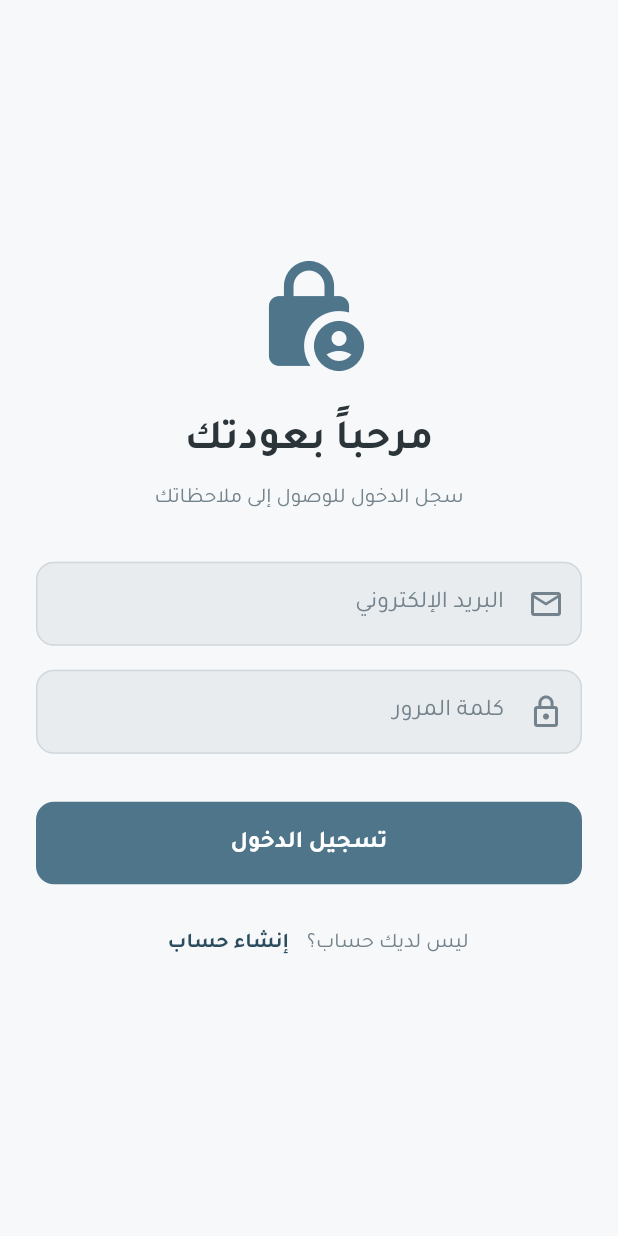
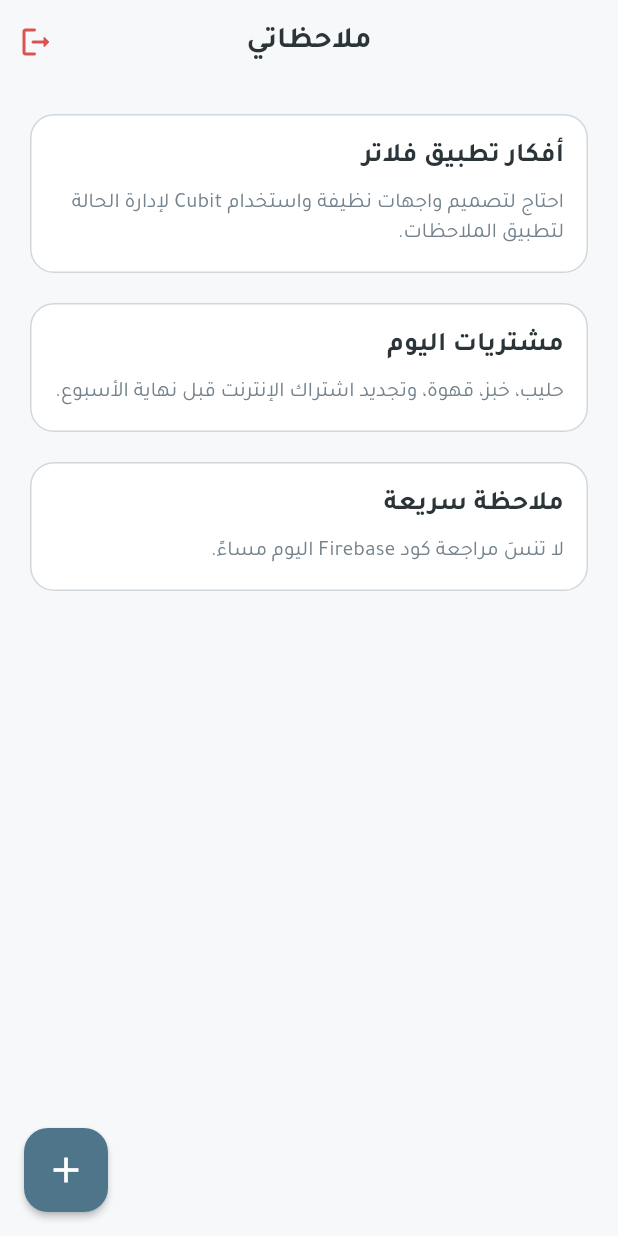
Before and after one commit to ibrahimmaliraqi/note-flow, a Flutter app: the screen it shows after launch, on a phone screen of 412 x 824 dp. Run offline on Flutter 3.47's test engine with Material 3 defaults, Android fonts, the phone set to English and light mode, and no system bars; our stand-ins replace bloc, dartz, firebase_auth, firebase_core, flutter_bloc, gap and 2 more; accounts and stored records are empty.

```diff
--- a/lib/core/routes/app_router.dart
+++ b/lib/core/routes/app_router.dart
@@ -1,14 +1,25 @@
 import 'package:go_router/go_router.dart';
+import 'package:noteflow/features/auth/presentation/views/login_view.dart';
+import 'package:noteflow/features/home/presentation/views/home_view.dart';
 import 'package:noteflow/splash_view.dart';
 
 class AppRouter {
-  // GoRouter configuration
+  static String homeView = '/homeView';
+  static String loginView = '/homeView';
   static final router = GoRouter(
     routes: [
       GoRoute(
         path: '/',
         builder: (context, state) => SplashView(),
       ),
+      GoRoute(
+        path: homeView,
+        builder: (context, state) => HomeView(),
+      ),
+      GoRoute(
+        path: homeView,
+        builder: (context, state) => LoginView(),
+      ),
     ],
   );
 }
--- a/lib/features/auth/presentation/views/login_view.dart
+++ b/lib/features/auth/presentation/views/login_view.dart
@@ -1,6 +1,8 @@
 import 'package:flutter/material.dart';
 import 'package:flutter_bloc/flutter_bloc.dart';
 import 'package:gap/gap.dart';
+import 'package:go_router/go_router.dart';
+import 'package:noteflow/core/routes/app_router.dart';
 import 'package:noteflow/core/theme/app_colors.dart';
 import 'package:noteflow/core/utils/service_locator.dart';
 import 'package:noteflow/core/widgets/custom_button.dart';
@@ -88,6 +90,9 @@ class _LoginViewState extends State<LoginView> {
                               context,
                               'تم تسجيل الدخول بنجاح',
                             );
+                            GoRouter.of(
+                              context,
+                            ).pushReplacement(AppRouter.homeView);
                           }
                           if (state is LoginFailure) {
                             Snack.showError(context, state.message);
--- /dev/null
+++ b/lib/features/home/presentation/views/home_view.dart
@@ -0,0 +1,151 @@
+import 'package:flutter/material.dart';
+import 'package:noteflow/core/theme/app_colors.dart';
+import 'package:noteflow/core/widgets/custom_text.dart';
+
+class HomeView extends StatefulWidget {
+  const HomeView({super.key});
+
+  @override
+  State<HomeView> createState() => _HomeViewState();
+}
+
+class _HomeViewState extends State<HomeView> {
+  // قائمة وهمية لاختبار التصميم (قم بإفراغ القائمة [] لرؤية حالة الـ Empty State)
+  final List<Map<String, String>> dummyNotes = [
+    {
+      'title': 'أفكار تطبيق فلاتر',
+      'content':
+          'احتاج لتصميم واجهات نظيفة واستخدام Cubit لإدارة الحالة لتطبيق الملاحظات.',
+    },
+    {
+      'title': 'مشتريات اليوم',
+      'content': 'حليب، خبز، قهوة، وتجديد اشتراك الإنترنت قبل نهاية الأسبوع.',
+    },
+    {
+      'title': 'ملاحظة سريعة',
+      'content': 'لا تنسَ مراجعة كود Firebase اليوم مساءً.',
+    },
+  ];
+
+  @override
+  Widget build(BuildContext context) {
+    return Scaffold(
+      backgroundColor: AppColors.background,
+      appBar: AppBar(
+        backgroundColor: AppColors.background,
+        elevation: 0,
+        title: const CustomText(
+          text: 'ملاحظاتي',
+          fontSize: 20,
+          fontWeight: FontWeight.bold,
+        ),
+        centerTitle: true,
+        actions: [
+          IconButton(
+            icon: const Icon(Icons.logout_rounded, color: AppColors.error),
+            onPressed: () {
+              // سيتم وضع كود تسجيل الخروج هنا لاحقاً
+            },
+          ),
+        ],
+      ),
+      body: SafeArea(
+        // نتحقق مما إذا كانت القائمة فارغة لعرض التصميم المناسب
+        child: dummyNotes.isEmpty ? _buildEmptyState() : _buildNotesList(),
+      ),
+      // زر الإضافة العائم
+      floatingActionButton: FloatingActionButton(
+        onPressed: () {
+          // سيتم الانتقال لشاشة إضافة ملاحظة هنا
+        },
+        backgroundColor: AppColors.primary,
+        elevation: 2,
+        shape: RoundedRectangleBorder(
+          borderRadius: BorderRadius.circular(16),
+        ),
+        child: const Icon(Icons.add, color: Colors.white, size: 28),
+      ),
+    );
+  }
+
+  // 1. واجهة حالة الفراغ (Empty State)
+  Widget _buildEmptyState() {
+    return Center(
+      child: Column(
+        mainAxisAlignment: MainAxisAlignment.center,
+        children: [
+          Icon(
+            Icons.speaker_notes_off_rounded,
+            size: 80,
+            color: AppColors.textSecondary.withOpacity(0.5),
+          ),
+          const SizedBox(height: 16),
+          const CustomText(
+            text: 'لا توجد ملاحظات بعد',
+            fontSize: 20,
+            fontWeight: FontWeight.bold,
+            color: AppColors.textPrimary,
+          ),
+          const SizedBox(height: 8),
+          const CustomText(
+            text: 'اضغط على زر (+) بالأسفل لإضافة ملاحظتك الأولى',
+            fontSize: 14,
+            color: AppColors.textSecondary,
+          ),
+        ],
+      ),
+    );
+  }
+
+  // 2. واجهة قائمة الملاحظات (Notes List)
+  Widget _buildNotesList() {
+    return ListView.separated(
+      padding: const EdgeInsets.all(16.0),
+      itemCount: dummyNotes.length,
+      separatorBuilder: (context, index) => const SizedBox(height: 12),
+      itemBuilder: (context, index) {
+        final note = dummyNotes[index];
+        return _buildNoteCard(note);
+      },
+    );
+  }
+
+  // 3. تصميم بطاقة الملاحظة (Note Card) - يمكن فصلها في ملف مستقل لاحقاً
+  Widget _buildNoteCard(Map<String, String> note) {
+    return Card(
+      elevation: 0,
+      color: AppColors.surface,
+      shape: RoundedRectangleBorder(
+        borderRadius: BorderRadius.circular(16),
+        side: const BorderSide(color: AppColors.border), // حدود خفيفة وأنيقة
+      ),
+      child: InkWell(
+        borderRadius: BorderRadius.circular(16),
+        onTap: () {
+          // سيتم الانتقال لشاشة تعديل الملاحظة هنا
+        },
+        child: Padding(
+          padding: const EdgeInsets.all(16.0),
+          child: Column(
+            crossAxisAlignment: CrossAxisAlignment.start,
+            children: [
+              CustomText(
+                text: note['title'] ?? '',
+                fontSize: 18,
+                fontWeight: FontWeight.bold,
+                maxLines: 1, // إخفاء النص الزائد بعنوان الملاحظة
+              ),
+              const SizedBox(height: 8),
+              CustomText(
+                text: note['content'] ?? '',
+                fontSize: 14,
+                color: AppColors.textSecondary,
+                maxLines: 2, // عرض سطرين فقط من المحتوى
+              ),
+            ],
+          ),
+        ),
+      ),
+    );
+  }
+}
--- a/lib/splash_view.dart
+++ b/lib/splash_view.dart
@@ -1,4 +1,7 @@
+import 'package:firebase_auth/firebase_auth.dart';
 import 'package:flutter/material.dart';
+import 'package:go_router/go_router.dart';
+import 'package:noteflow/core/routes/app_router.dart';
 import 'package:noteflow/core/theme/app_colors.dart';
 import 'package:noteflow/features/auth/presentation/views/login_view.dart';
 
@@ -18,10 +21,11 @@ class _SplashViewState extends State<SplashView> {
 
   void _navigateToLogin() {
     Future.delayed(const Duration(seconds: 3), () {
-      Navigator.pushReplacement(
-        context,
-        MaterialPageRoute(builder: (context) => const LoginView()),
-      );
+      if (FirebaseAuth.instance.currentUser != null) {
+        GoRouter.of(context).pushReplacement(AppRouter.homeView);
+      } else {
+        GoRouter.of(context).pushReplacement(AppRouter.loginView);
+      }
     });
   }
 
```
